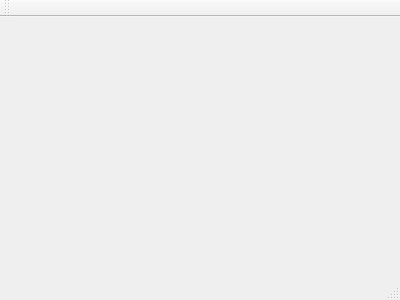
The window that Skil3/MainWindow.ui (Chiquita40-VLN-H2016/chiquita40) describes before a commit, drawn with Qt 5.
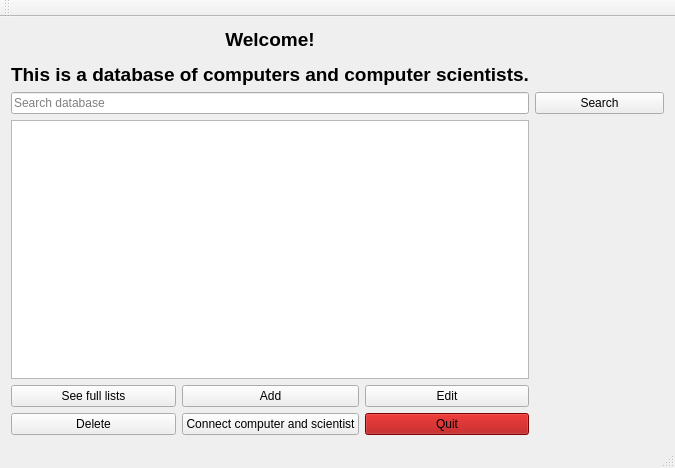
The same window after the commit.

Commit message: Layout for frontPage

Patch:
```diff
--- a/Skil3/MainWindow.ui
+++ b/Skil3/MainWindow.ui
@@ -1,24 +1,104 @@
 <ui version="4.0">
  <class>MainWindow</class>
- <widget class="QMainWindow" name="MainWindow" >
-  <property name="geometry" >
+ <widget class="QMainWindow" name="MainWindow">
+  <property name="geometry">
    <rect>
     <x>0</x>
     <y>0</y>
-    <width>400</width>
-    <height>300</height>
+    <width>675</width>
+    <height>468</height>
    </rect>
   </property>
   <property name="windowTitle" >
    <string>MainWindow</string>
   </property>
-  <widget class="QMenuBar" name="menuBar" />
-  <widget class="QToolBar" name="mainToolBar" />
-  <widget class="QWidget" name="centralWidget" />
-  <widget class="QStatusBar" name="statusBar" />
+  <widget class="QWidget" name="centralWidget">
+   <layout class="QGridLayout" name="gridLayout">
+    <item row="0" column="0" colspan="3">
+     <widget class="QLabel" name="label">
+      <property name="text">
+       <string>&lt;html&gt;&lt;head/&gt;&lt;body&gt;&lt;p align=&quot;center&quot;&gt;&lt;span style=&quot; font-size:14pt; font-weight:600;&quot;&gt;Welcome!&lt;/span&gt;&lt;/p&gt;&lt;p align=&quot;center&quot;&gt;&lt;span style=&quot; font-size:14pt; font-weight:600;&quot;&gt;This is a database of computers and computer scientists.&lt;/span&gt;&lt;/p&gt;&lt;/body&gt;&lt;/html&gt;</string>
+      </property>
+     </widget>
+    </item>
+    <item row="1" column="3">
+     <widget class="QPushButton" name="pushButton_frontPageSearch">
+      <property name="text">
+       <string>Search</string>
+      </property>
+     </widget>
+    </item>
+    <item row="2" column="0" colspan="3">
+     <widget class="QListWidget" name="listWidget_frontPageSearchResult"/>
+    </item>
+    <item row="3" column="0">
+     <widget class="QPushButton" name="pushButton_frontSeeFullLists">
+      <property name="text">
+       <string>See full lists</string>
+      </property>
+     </widget>
+    </item>
+    <item row="3" column="1">
+     <widget class="QPushButton" name="pushButton_frontAdd">
+      <property name="text">
+       <string>Add</string>
+      </property>
+     </widget>
+    </item>
+    <item row="3" column="2">
+     <widget class="QPushButton" name="pushButton_frontEdit">
+      <property name="text">
+       <string>Edit</string>
+      </property>
+     </widget>
+    </item>
+    <item row="4" column="0">
+     <widget class="QPushButton" name="pushButton_frontDelete">
+      <property name="text">
+       <string>Delete</string>
+      </property>
+     </widget>
+    </item>
+    <item row="4" column="1">
+     <widget class="QPushButton" name="pushButton_frontConnect">
+      <property name="text">
+       <string>Connect computer and scientist</string>
+      </property>
+     </widget>
+    </item>
+    <item row="4" column="2">
+     <widget class="QPushButton" name="pushButton_frontQuit">
+      <property name="styleSheet">
+       <string notr="true">background-color: rgb(170, 0, 0);
+selection-color: rgb(170, 0, 0);
+color: rgb(170, 0, 0);
+color: rgb(0, 0, 0);</string>
+      </property>
+      <property name="text">
+       <string>Quit</string>
+      </property>
+     </widget>
+    </item>
+    <item row="1" column="0" colspan="3">
+     <widget class="QLineEdit" name="lineEdit_frontPageSearch">
+      <property name="placeholderText">
+       <string>Search database</string>
+      </property>
+     </widget>
+    </item>
+   </layout>
+  </widget>
+  <widget class="QToolBar" name="mainToolBar">
+   <attribute name="toolBarArea">
+    <enum>TopToolBarArea</enum>
+   </attribute>
+   <attribute name="toolBarBreak">
+    <bool>false</bool>
+   </attribute>
+  </widget>
+  <widget class="QStatusBar" name="statusBar"/>
  </widget>
- <layoutDefault spacing="6" margin="11" />
- <pixmapfunction></pixmapfunction>
+ <layoutdefault spacing="6" margin="11"/>
  <resources/>
  <connections/>
 </ui>
```
Left out of the diff: 3 changed lines with no effect on the pictures.
